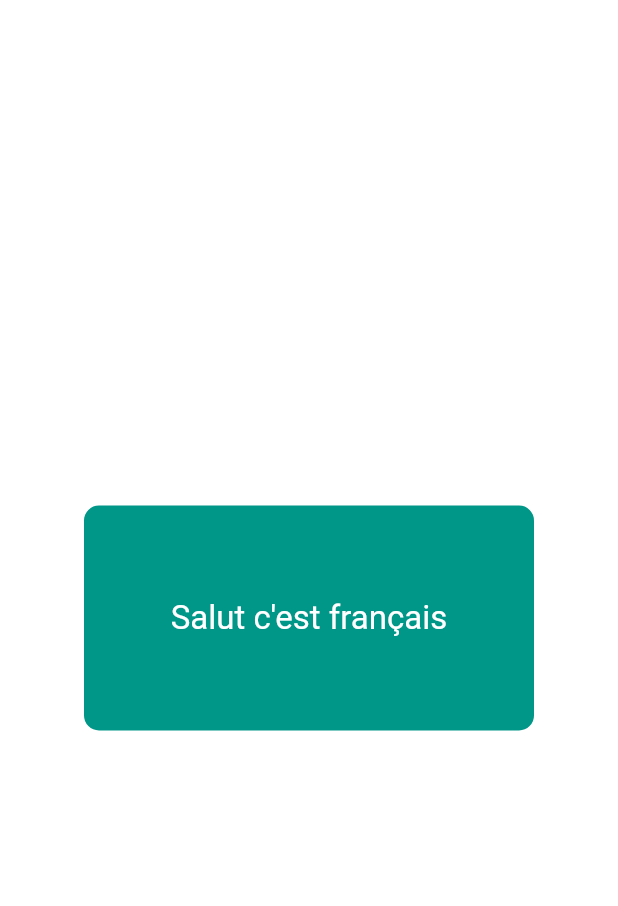
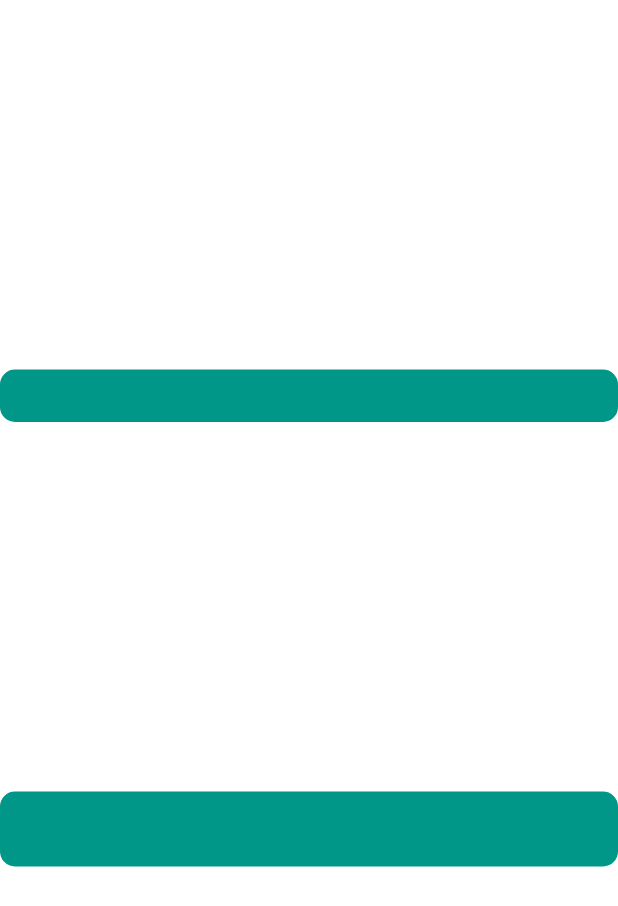
Before and after one commit to doguWu123/cla, a Flutter app: the screen it shows after launch, on a phone screen of 412 x 824 dp. Shown: the top 906 px of the screen. Run offline on Flutter 3.47's test engine with Material 2 defaults, Android fonts, the phone set to English and light mode, and no system bars.

Commit message:
removed debug banner, resized container and added one more container

```diff
--- a/lib/main.dart
+++ b/lib/main.dart
@@ -6,6 +6,7 @@ class MyApp extends StatelessWidget {
   @override
   Widget build(BuildContext context) {
     return MaterialApp(
+      debugShowCheckedModeBanner: false,
         home: Scaffold(
             backgroundColor: Colors.white,
             body: Center(
@@ -13,21 +14,24 @@ class MyApp extends StatelessWidget {
               mainAxisAlignment: MainAxisAlignment.spaceEvenly,
               children: <Widget>[
                 Container(
-                  height: 150.0,
-                  width: 300.0,
+                  height: 35.0,
+                  width: 550.0,
                   color: Colors.transparent,
                   child: Container(
                       decoration: BoxDecoration(
                           color: Colors.teal,
                           borderRadius:
-                              BorderRadius.all(Radius.circular(10.0))),
-                      child: new Center(
-                        child: new Text(
-                          "Salut c'est français",
-                          style: TextStyle(color: Colors.white, fontSize: 22),
-                          textAlign: TextAlign.right,
-                        ),
-                      )),
+                              BorderRadius.all(Radius.circular(10.0))),),
+                ),
+                Container(
+                  height: 50.0,
+                  width: 500.0,
+                  color: Colors.transparent,
+                  child: Container(
+                      decoration: BoxDecoration(
+                          color: Colors.teal,
+                          borderRadius:
+                              BorderRadius.all(Radius.circular(10.0))),),
                 ),
               ],
             ))));
```
